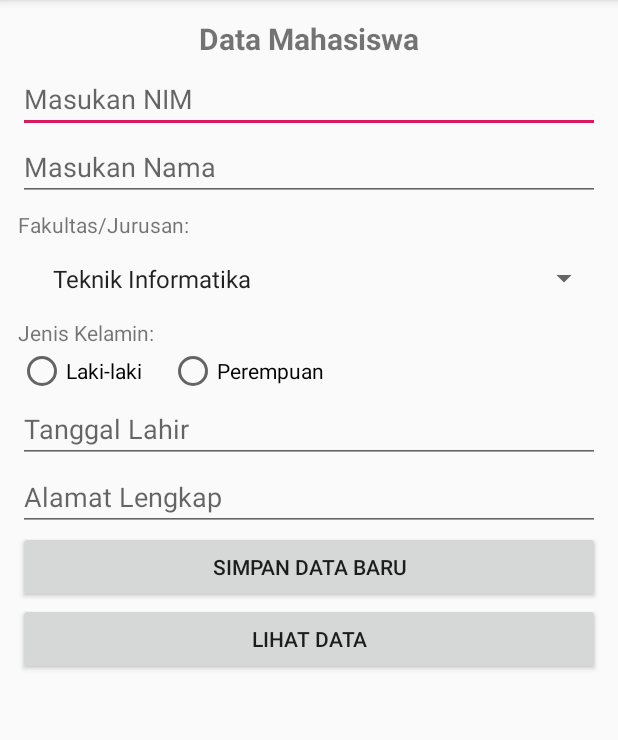
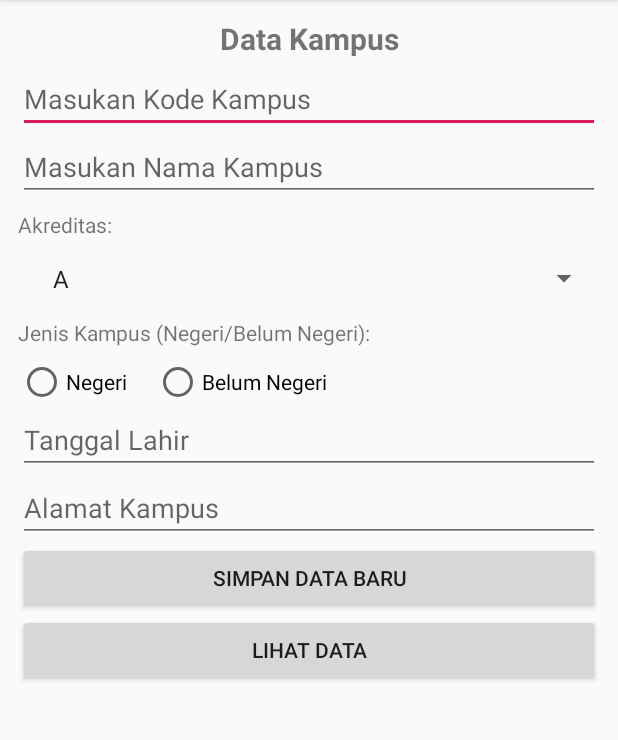
Before and after one commit to adhiongka/project_baru, an Android app: the screen it shows after launch (MainActivity), after a tap on "SIMPAN DATA BARU", on a phone screen of 412 x 824 dp, the part 84-824 px from its top. Run offline under Robolectric (Android 15) with nearby library versions, the phone set to English and light mode, and no system bars.

Commit message:
Tampil Data

```diff
--- a/app/src/main/AndroidManifest.xml
+++ b/app/src/main/AndroidManifest.xml
@@ -9,6 +9,9 @@
         android:roundIcon="@mipmap/ic_launcher_round"
         android:supportsRtl="true"
         android:theme="@style/AppTheme">
+        <activity android:name=".ViewData">
+
+        </activity>
         <activity android:name=".MainActivity">
             <intent-filter>
                 <action android:name="android.intent.action.MAIN" />
--- a/app/src/main/java/com/example/yangbaru/MainActivity.java
+++ b/app/src/main/java/com/example/yangbaru/MainActivity.java
@@ -13,30 +13,30 @@ import android.widget.RadioButton;
 import android.widget.Spinner;
 import android.widget.Toast;
 
-import com.example.yangbaru.database.DBMahasiswa;
+import com.example.yangbaru.database.DBUniversitas;
 
 public class MainActivity extends AppCompatActivity {
 
-    private EditText NIM, Nama, TanggalLahir, Alamat;
-    private Spinner Jurusan;
-    private RadioButton MALE, FEMALE;
+    private EditText Kode, Nama, TanggalLahir, Alamat;
+    private Spinner Akreditas;
+    private RadioButton NEGERI, BELUM_NEGERI;
 
     //bariabel menyiman input dari user
-    private String setNIM, setNama, setTanggalLahir, setAlamat, setJurusan, setJenisKelamin;
+    private String setKode, setNama, setTanggalLahir, setAlamat, setAkreditas, setJenisKampus;
     //variabel untuk inisialisasi database
-    private DBMahasiswa dbMahasiswa;
+    private DBUniversitas dbUniversitas;
 
     @Override
     protected void onCreate(Bundle savedInstanceState) {
         super.onCreate(savedInstanceState);
         setContentView(R.layout.activity_main);
         Button simpan = findViewById(R.id.save);
-        NIM = findViewById(R.id.nim);
+        Kode = findViewById(R.id.kode);
         Nama = findViewById(R.id.nama);
         TanggalLahir = findViewById(R.id.date);
-        MALE = findViewById(R.id.male);
-        FEMALE =  findViewById(R.id.female);
-        Jurusan = findViewById(R.id.jurusan);
+        NEGERI = findViewById(R.id.negeri);
+        BELUM_NEGERI =  findViewById(R.id.belumnegeri);
+        Akreditas = findViewById(R.id.akreditas);
         Alamat = findViewById(R.id.alamat);
 
         Button lihat = findViewById(R.id.lihat);
@@ -44,30 +44,30 @@ public class MainActivity extends AppCompatActivity {
         lihat.setOnClickListener(new View.OnClickListener() {
             @Override
             public void onClick(View view) {
-                Intent pin = new Intent(MainActivity.this, RecyclerViewAdapter.class);
+                Intent pin = new Intent(MainActivity.this, ViewData.class);
                 startActivity(pin);
             }
         });
 
-        //Inisialisasi dan Mendapatkan Konteks dari DBMahasiswa
+        //Inisialisasi dan Mendapatkan Konteks dari DBUniversitas
 
-        dbMahasiswa = new DBMahasiswa(getBaseContext());
+        dbUniversitas = new DBUniversitas(getBaseContext());
 
         simpan.setOnClickListener(new View.OnClickListener() {
             @Override
             public void onClick(View view) {
                 setData();
                 saveData();
-                Toast.makeText(getApplicationContext(), "data pada database"
-                        + dbMahasiswa.getDatabaseName()
-                        + "berhasil Disimpan", Toast.LENGTH_SHORT) .show();
+                Toast.makeText(getApplicationContext(), "data pada database "
+                        + dbUniversitas.getDatabaseName()
+                        + " berhasil Disimpan", Toast.LENGTH_SHORT) .show();
                 clearData();
             }
         });
 
-//        DBMahasiswa dbMahasiswa = new DBMahasiswa(getBaseContext());
+//        DBUniversitas dbUniversitas = new DBUniversitas(getBaseContext());
 //        Toast.makeText(getApplication(), "Nama Database yang Dibuat : "
-//                + dbMahasiswa.getDatabaseName() + "Beserta Tabelnya", Toast.LENGTH_SHORT) .show();
+//                + dbUniversitas.getDatabaseName() + "Beserta Tabelnya", Toast.LENGTH_SHORT) .show();
 
 //        Button tombolPindah = findViewById(R.id.pindah);
 
@@ -78,13 +78,13 @@ public class MainActivity extends AppCompatActivity {
     }
 //statement untuk mendapatkan data
     private void setData() {
-        setNIM = NIM.getText().toString();
+        setKode = Kode.getText().toString();
         setNama = Nama.getText().toString();
-        setJurusan = Jurusan.getSelectedItem().toString();
-        if(MALE.isChecked()){
-            setJenisKelamin = MALE.getText().toString();
-        }else if (FEMALE.isChecked()) {
-            setJenisKelamin = FEMALE.getText().toString();
+        setAkreditas = Akreditas.getSelectedItem().toString();
+        if(NEGERI.isChecked()){
+            setJenisKampus = NEGERI.getText().toString();
+        }else if (BELUM_NEGERI.isChecked()) {
+            setJenisKampus = BELUM_NEGERI.getText().toString();
         }
         setTanggalLahir = TanggalLahir.getText().toString();
         setAlamat = Alamat.getText().toString();
@@ -92,20 +92,20 @@ public class MainActivity extends AppCompatActivity {
 //    private ContentValues values;
 //statemanet untuk mnyimpan data pada database
     private void saveData(){
-        SQLiteDatabase create = dbMahasiswa.getReadableDatabase();
+        SQLiteDatabase create = dbUniversitas.getReadableDatabase();
         //membuat mamp baru yang berisi nama kolom dan data yang ingin di masukan
       ContentValues values = new ContentValues();
-      values.put(DBMahasiswa.MyColumns.NIM, setNIM);
-      values.put(DBMahasiswa.MyColumns.Nama, setNama);
-      values.put(DBMahasiswa.MyColumns.Jurusan, setJurusan);
-      values.put(DBMahasiswa.MyColumns.JenisKelamin, setJenisKelamin);
-      values.put(DBMahasiswa.MyColumns.TanggalLahir, setTanggalLahir);
-      values.put(DBMahasiswa.MyColumns.Alamat, setAlamat);
+      values.put(DBUniversitas.MyColumns.Kode, setKode);
+      values.put(DBUniversitas.MyColumns.Nama, setNama);
+      values.put(DBUniversitas.MyColumns.Akreditas, setAkreditas);
+      values.put(DBUniversitas.MyColumns.Jenis, setJenisKampus);
+      values.put(DBUniversitas.MyColumns.TanggalLahir, setTanggalLahir);
+      values.put(DBUniversitas.MyColumns.Alamat, setAlamat);
       //Menambahkan Baris Baru, Berupa Data yang diinputkan
-        create.insert(DBMahasiswa.MyColumns.NamaTabel, null, values);
+        create.insert(DBUniversitas.MyColumns.NamaTabel, null, values);
     }
     private void clearData(){
-        NIM.setText("");
+        Kode.setText("");
         Nama.setText("");
         TanggalLahir.setText("");
         Alamat.setText("");
--- a/app/src/main/java/com/example/yangbaru/database/DBMahasiswa.java
+++ b/app/src/main/java/com/example/yangbaru/database/DBUniversitas.java
@@ -5,29 +5,27 @@ import android.database.sqlite.SQLiteDatabase;
 import android.database.sqlite.SQLiteOpenHelper;
 import android.provider.BaseColumns;
 
-import androidx.annotation.Nullable;
-
-public class DBMahasiswa extends SQLiteOpenHelper {
+public class DBUniversitas extends SQLiteOpenHelper {
     //mengatur nama tabel
     public static abstract class MyColumns implements BaseColumns{
-       public static final String NamaTabel = "Mahasiswa";
-        public static final String NIM = "NIM";
-        public static final String Nama = "Nama_Mahasiswa";
-        public static final String Jurusan = "Jurusan";
-        public static final String JenisKelamin = "Jenis_Kelamin";
+       public static final String NamaTabel = "Universitas";
+        public static final String Kode = "Kode";
+        public static final String Nama = "Nama";
+        public static final String Akreditas = "Akreditas";
+        public static final String Jenis = "Jenis_Kampus";
         public static final String TanggalLahir = "Tanggal_Lahir";
         public static final String Alamat = "Alamat";
     }
 
-    private static final String NamaDatabase = "poligon.db";
+    private static final String NamaDatabase = "kampus.db";
 
     private static final int VersiDatabase = 1;
 
     //Query yang digunakan untuk membuat Tabel
     private static final String SQL_CREATE_ENTRIES = "CREATE TABLE "
-            +MyColumns.NamaTabel+ "("+MyColumns.NIM+" TEXT PRIMARY KEY, "
-            +MyColumns.Nama+" TEXT NOT NULL," +MyColumns.Jurusan+ " TEXT NOT NULL,"
-            +MyColumns.JenisKelamin+" TEXT NOT NULL, "+MyColumns.TanggalLahir
+            +MyColumns.NamaTabel+ "("+MyColumns.Kode +" TEXT PRIMARY KEY, "
+            +MyColumns.Nama+" TEXT NOT NULL," +MyColumns.Akreditas + " TEXT NOT NULL,"
+            +MyColumns.Jenis +" TEXT NOT NULL, "+MyColumns.TanggalLahir
             + " TEXT NOT NULL, "+MyColumns.Alamat+" TEXT NOT NULL)";
 
     //Query yang digunakan untuk mengupgrade Tabel
@@ -36,7 +34,7 @@ public class DBMahasiswa extends SQLiteOpenHelper {
 
 
 
-    public DBMahasiswa(Context context) {
+    public DBUniversitas(Context context) {
 
         super(context, NamaDatabase, null, VersiDatabase);
     }
--- a/app/src/main/res/layout/activity_main.xml
+++ b/app/src/main/res/layout/activity_main.xml
@@ -13,34 +13,34 @@
         android:layout_height="wrap_content"
         android:layout_marginBottom="4dp"
         android:gravity="center"
-        android:text="Data Mahasiswa"
+        android:text="Data Kampus"
         android:textSize="20sp"
         android:textStyle="bold"/>
     <EditText
-        android:id="@+id/nim"
+        android:id="@+id/kode"
         android:layout_width="match_parent"
         android:layout_height="wrap_content"
         android:ems="10"
-        android:hint="Masukan NIM"
+        android:hint="Masukan Kode Kampus"
         android:inputType="textPersonName"/>
     <EditText
         android:id="@+id/nama"
         android:layout_width="match_parent"
         android:layout_height="wrap_content"
         android:ems="10"
-        android:hint="Masukan Nama"
+        android:hint="Masukan Nama Kampus"
         android:inputType="textPersonName"/>
     <TextView
         android:layout_width="match_parent"
         android:layout_height="wrap_content"
         android:layout_marginRight="4dp"
         android:layout_marginTop="6dp"
-        android:text="Fakultas/Jurusan:"/>
+        android:text="Akreditas: "/>
     <Spinner
         android:layout_width="match_parent"
         android:layout_height="wrap_content"
-        android:id="@+id/jurusan"
-        android:entries="@array/daftar_jurusan"
+        android:id="@+id/akreditas"
+        android:entries="@array/daftar_akreditas"
         android:padding="15dp">
 
     </Spinner>
@@ -48,25 +48,26 @@
     <TextView
         android:layout_width="match_parent"
         android:layout_height="wrap_content"
-        android:text="Jenis Kelamin:" />
+        android:text="Jenis Kampus (Negeri/Belum Negeri):" />
 
     <RadioGroup
+        android:layout_marginTop="7dp"
         android:id="@+id/gender"
         android:layout_width="match_parent"
         android:layout_height="wrap_content"
         android:orientation="horizontal">
 
         <RadioButton
-            android:id="@+id/male"
+            android:id="@+id/negeri"
             android:layout_width="wrap_content"
             android:layout_height="wrap_content"
-            android:text="Laki-laki"/>
+            android:text="Negeri"/>
         <RadioButton
-            android:id="@+id/female"
+            android:id="@+id/belumnegeri"
             android:layout_width="wrap_content"
             android:layout_height="wrap_content"
             android:layout_marginLeft="18dp"
-            android:text="Perempuan"/>
+            android:text="Belum Negeri"/>
     </RadioGroup>
 
     <EditText
@@ -81,7 +82,7 @@
         android:layout_width="match_parent"
         android:layout_height="wrap_content"
         android:ems="10"
-        android:hint="Alamat Lengkap"
+        android:hint="Alamat Kampus"
         android:inputType="textMultiLine"/>
     <Button
         android:id="@+id/save"
--- a/app/src/main/res/values/strings.xml
+++ b/app/src/main/res/values/strings.xml
@@ -1,8 +1,9 @@
 <resources>
     <string name="app_name">yangbaru</string>
-    <string-array name="daftar_jurusan">
-        <item>Teknik Informatika</item>
-        <item>Mesin dan Peralatan Pertanian</item>
-        <item>Teknologi Hasil Pangan</item>
+    <string-array name="daftar_akreditas">
+        <item>A</item>
+        <item>B</item>
+        <item>C</item>
+        <item>Belum Terakreditas</item>
     </string-array>
 </resources>
```
Also changed, not shown: app/src/main/java/com/example/yangbaru/RecyclerViewAdapter.java (+13 -14 lines), app/src/main/java/com/example/yangbaru/ViewData.java (added, +63 -0 lines), app/src/main/res/layout/view_data.xml (added, +18 -0 lines), app/src/main/res/layout/view_design.xml (+4 -4 lines).
